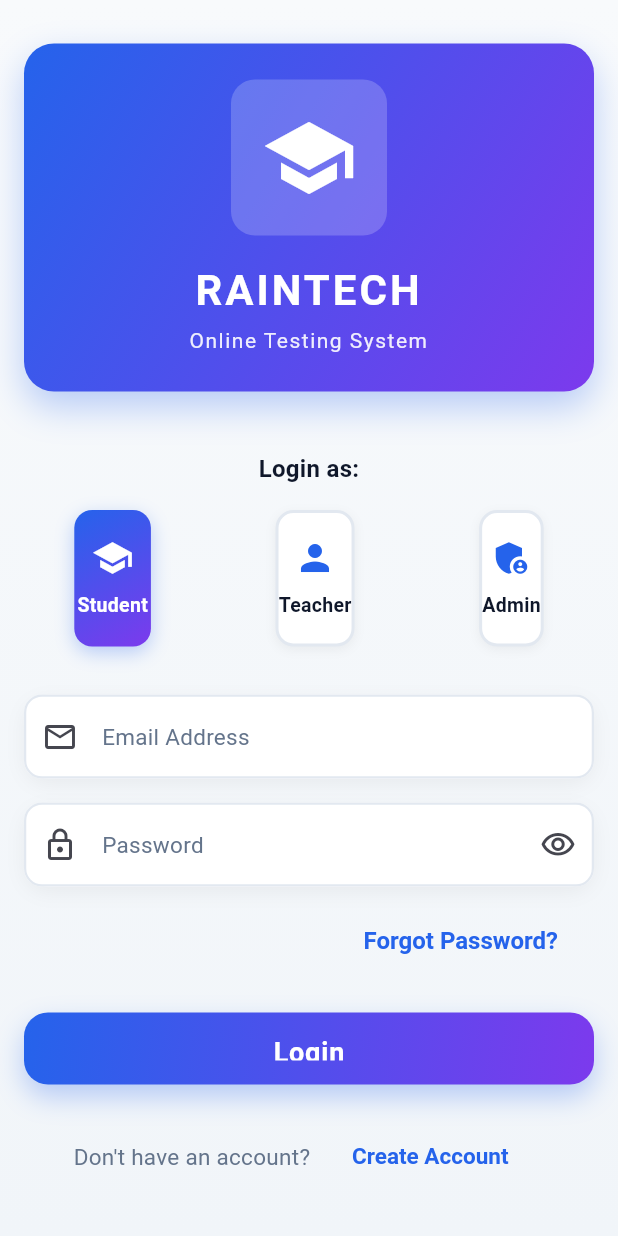
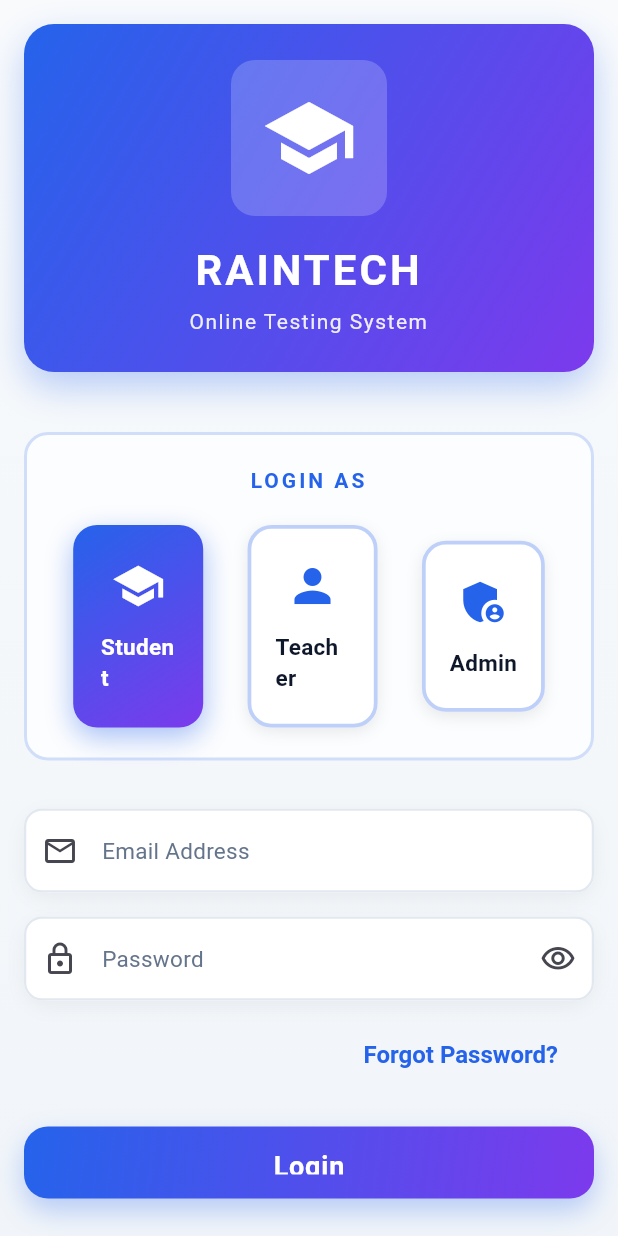
Before and after one commit to aadilsainch110-cmyk/raintech-smart-test, a Flutter app: the screen it shows after launch, on a phone screen of 412 x 824 dp. Run offline on Flutter 3.47's test engine with Material 3 defaults, Android fonts, the phone set to English and light mode, and no system bars; our stand-ins replace cloud_firestore, csv, file_picker, firebase_auth, firebase_core, firebase_storage and 4 more; accounts and stored records are empty.

Commit message:
Enhance: Make "Login as" section more professional and visually prominent
Improved the user type selection section with better visual weight:

1. Added container with background color and border:
   - Semi-transparent white background (alpha: 0.7)
   - Primary color border with transparency (alpha: 0.2)
   - Rounded corners (16px)
   - Padding for better spacing

2. Enhanced "LOGIN AS" heading:
   - Changed to uppercase for professional look
   - Increased letter spacing (2.0)
   - Bold font weight
   - Primary color for better visibility
   - Font size: 14 (responsive)

3. Improved user type buttons:
   - Increased icon size: 28 → 36
   - Increased button padding (vertical: 16 → 20, horizontal: 16)
   - Increased label font size: 13 → 15
   - Changed label font weight to bold
   - Increased border width: 2 → 2.5
   - Enhanced shadow effect (blur: 10 → 15, offset increased)
   - Better border color with primary color tint
   - Increased horizontal padding between buttons: 4 → 6
   - Increased spacing between icon and text: 8 → 12

These changes make the section more visually prominent and professional
while maintaining the existing functionality.

Generated with [Devin](https://devin.ai)

Co-Authored-By: Devin <158243242+devin-ai-integration[bot]@users.noreply.github.com>

```diff
--- a/lib/views/auth/login_screen.dart
+++ b/lib/views/auth/login_screen.dart
@@ -133,16 +133,34 @@ class _LoginScreenState extends State<LoginScreen> {
                     SizedBox(height: ResponsiveUtils.responsiveSpacing(context, 40)),
 
                     // User type selection
+                    Container(
+                      padding: EdgeInsets.symmetric(
+                        vertical: ResponsiveUtils.responsiveSpacing(context, 20),
+                        horizontal: ResponsiveUtils.responsiveSpacing(context, 24),
+                      ),
+                      decoration: BoxDecoration(
+                        color: Colors.white.withValues(alpha: 0.7),
+                        borderRadius: BorderRadius.circular(
+                          ResponsiveUtils.responsiveBorderRadius(context, 16),
+                        ),
+                        border: Border.all(
+                          color: theme.AppTheme.primaryColor.withValues(alpha: 0.2),
+                          width: 2,
+                        ),
+                      ),
+                      child: Column(
+                        children: [
                           Text(
-                      'Login as:',
+                            'LOGIN AS',
                             style: TextStyle(
-                        fontSize: ResponsiveUtils.responsiveFontSize(context, 16),
-                        fontWeight: FontWeight.w600,
-                        color: theme.AppTheme.textPrimary,
+                              fontSize: ResponsiveUtils.responsiveFontSize(context, 14),
+                              fontWeight: FontWeight.bold,
+                              color: theme.AppTheme.primaryColor,
+                              letterSpacing: 2,
                             ),
                             textAlign: TextAlign.center,
                           ),
-                    SizedBox(height: ResponsiveUtils.responsiveSpacing(context, 16)),
+                          SizedBox(height: ResponsiveUtils.responsiveSpacing(context, 20)),
                           ResponsiveRow(
                             mainAxisAlignment: MainAxisAlignment.spaceEvenly,
                             children: [
@@ -171,6 +189,9 @@ class _LoginScreenState extends State<LoginScreen> {
                                 },
                               ),
                             ],
+                          ),
+                        ],
+                      ),
                     ),
                     SizedBox(height: ResponsiveUtils.responsiveSpacing(context, 32)),
 
@@ -390,35 +411,38 @@ class _LoginScreenState extends State<LoginScreen> {
     return Builder(
       builder: (context) => Flexible(
         child: Padding(
-          padding: EdgeInsets.symmetric(horizontal: ResponsiveUtils.responsiveSpacing(context, 4)),
+          padding: EdgeInsets.symmetric(horizontal: ResponsiveUtils.responsiveSpacing(context, 6)),
           child: InkWell(
             onTap: onTap,
-            borderRadius: BorderRadius.circular(ResponsiveUtils.responsiveBorderRadius(context, 12)),
+            borderRadius: BorderRadius.circular(ResponsiveUtils.responsiveBorderRadius(context, 16)),
             child: Container(
-              padding: EdgeInsets.symmetric(vertical: ResponsiveUtils.responsiveSpacing(context, 16)),
+              padding: EdgeInsets.symmetric(
+                vertical: ResponsiveUtils.responsiveSpacing(context, 20),
+                horizontal: ResponsiveUtils.responsiveSpacing(context, 16),
+              ),
               decoration: BoxDecoration(
                 gradient: isSelected ? theme.AppTheme.primaryGradient : null,
                 color: isSelected ? null : Colors.white,
-                borderRadius: BorderRadius.circular(ResponsiveUtils.responsiveBorderRadius(context, 12)),
+                borderRadius: BorderRadius.circular(ResponsiveUtils.responsiveBorderRadius(context, 16)),
                 border: Border.all(
                   color: isSelected
                       ? Colors.transparent
-                      : theme.AppTheme.dividerColor,
-                  width: 2,
+                      : theme.AppTheme.primaryColor.withValues(alpha: 0.3),
+                  width: 2.5,
                 ),
                 boxShadow: isSelected
                     ? [
                         BoxShadow(
-                          color: theme.AppTheme.primaryColor.withValues(alpha:0.3),
-                          blurRadius: 10,
-                          offset: const Offset(0, 4),
+                          color: theme.AppTheme.primaryColor.withValues(alpha: 0.4),
+                          blurRadius: 15,
+                          offset: const Offset(0, 6),
                         ),
                       ]
                     : [
                         BoxShadow(
-                          color: Colors.black.withValues(alpha:0.05),
-                          blurRadius: 5,
-                          offset: const Offset(0, 2),
+                          color: Colors.black.withValues(alpha: 0.08),
+                          blurRadius: 8,
+                          offset: const Offset(0, 3),
                         ),
                       ],
               ),
@@ -426,17 +450,17 @@ class _LoginScreenState extends State<LoginScreen> {
                 children: [
                   Icon(
                     icon,
-                    size: ResponsiveUtils.responsiveIconSize(context, 28),
+                    size: ResponsiveUtils.responsiveIconSize(context, 36),
                     color: isSelected
                         ? Colors.white
                         : theme.AppTheme.primaryColor,
                   ),
-                  SizedBox(height: ResponsiveUtils.responsiveSpacing(context, 8)),
+                  SizedBox(height: ResponsiveUtils.responsiveSpacing(context, 12)),
                   Text(
                     label,
                     style: TextStyle(
-                      fontSize: ResponsiveUtils.responsiveFontSize(context, 13),
-                      fontWeight: FontWeight.w600,
+                      fontSize: ResponsiveUtils.responsiveFontSize(context, 15),
+                      fontWeight: FontWeight.bold,
                       color: isSelected
                           ? Colors.white
                           : theme.AppTheme.textPrimary,
```
Lines whose indentation alone changed are shown as unchanged.
